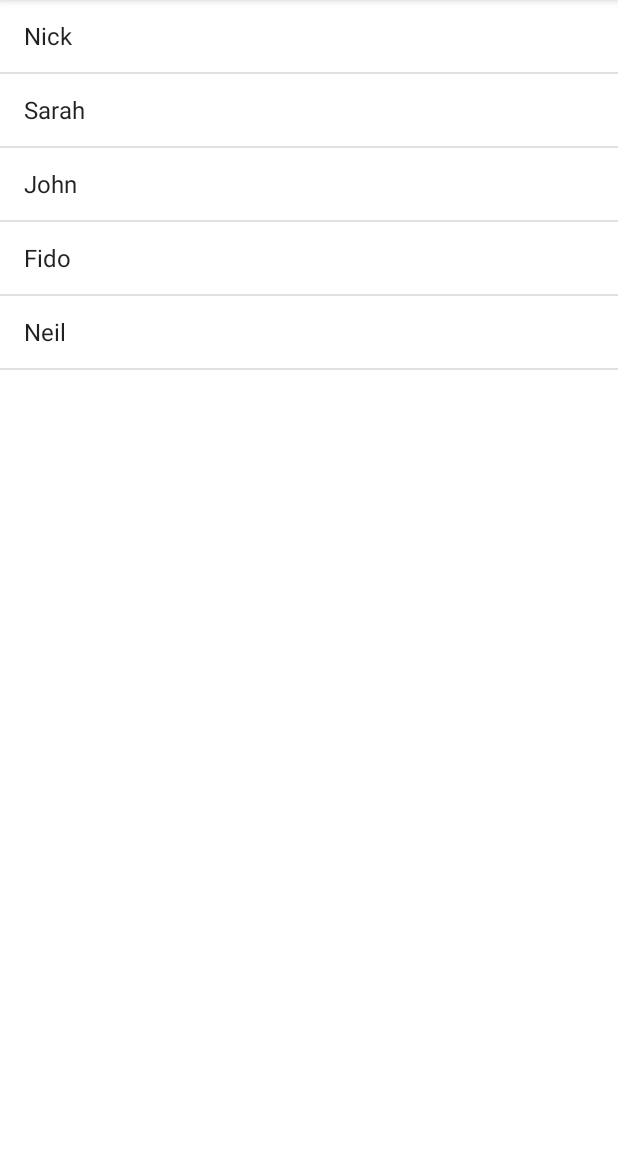
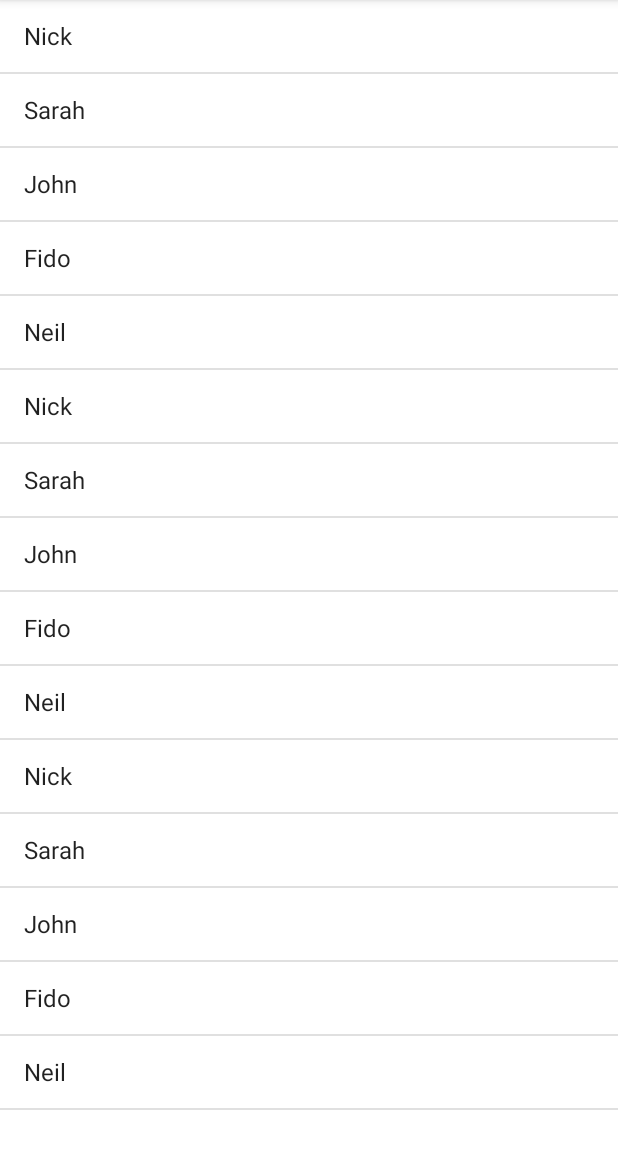
Before and after one commit to ShuaiNiu01/android-practice, an Android app: the screen it shows after launch (MainActivity), after a tap on "Nick", on a phone screen of 412 x 824 dp, the part 84-1236 px from its top. Run offline under Robolectric (Android 15) with nearby library versions, the phone set to English and light mode, and no system bars.

Commit message:
first submit

```diff
--- a/ListViewDemo/app/src/main/java/com/example/listviewdemo/MainActivity.java
+++ b/ListViewDemo/app/src/main/java/com/example/listviewdemo/MainActivity.java
@@ -27,6 +27,16 @@ public class MainActivity extends AppCompatActivity {
         myFamily.add("John");
         myFamily.add("Fido");
         myFamily.add("Neil");
+        myFamily.add("Nick");
+        myFamily.add("Sarah");
+        myFamily.add("John");
+        myFamily.add("Fido");
+        myFamily.add("Neil");
+        myFamily.add("Nick");
+        myFamily.add("Sarah");
+        myFamily.add("John");
+        myFamily.add("Fido");
+        myFamily.add("Neil");
 
         ArrayAdapter<String> arrayAdapter = new ArrayAdapter<String>(this, android.R.layout.simple_list_item_1, myFamily);
 
@@ -36,7 +46,6 @@ public class MainActivity extends AppCompatActivity {
             @Override
             public void onItemClick(AdapterView<?> parent, View view, int position, long id) {
                 Log.i("Person selected", myFamily.get(position));
-                Log.i("Person selected", myFamily.get(position));
             }
         });
     }
```
